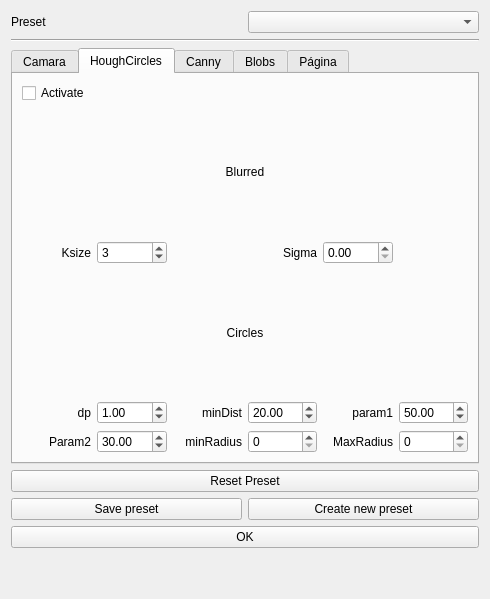
This is src/main/python/UI/video_config.ui in Debaq/Fullaxis as Qt 5 draws it before an edit. The edited form follows.
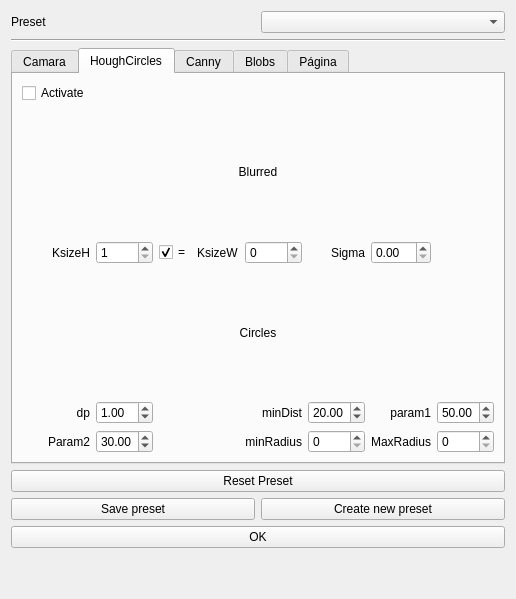
This is the edited form.

The edit to the form file:
```diff
--- a/src/main/python/UI/video_config.ui
+++ b/src/main/python/UI/video_config.ui
@@ -335,72 +335,6 @@
        <string>HoughCircles</string>
       </attribute>
       <layout class="QGridLayout" name="gridLayout">
-       <item row="4" column="2">
-        <widget class="QDoubleSpinBox" name="sb_dp_hough">
-         <property name="minimum">
-          <double>0.100000000000000</double>
-         </property>
-         <property name="singleStep">
-          <double>0.100000000000000</double>
-         </property>
-         <property name="value">
-          <double>1.000000000000000</double>
-         </property>
-        </widget>
-       </item>
-       <item row="2" column="4">
-        <widget class="QLabel" name="label_14">
-         <property name="text">
-          <string>Sigma</string>
-         </property>
-         <property name="alignment">
-          <set>Qt::AlignRight|Qt::AlignTrailing|Qt::AlignVCenter</set>
-         </property>
-        </widget>
-       </item>
-       <item row="5" column="2">
-        <widget class="QDoubleSpinBox" name="sb_param2_hough">
-         <property name="minimum">
-          <double>0.100000000000000</double>
-         </property>
-         <property name="singleStep">
-          <double>0.100000000000000</double>
-         </property>
-         <property name="value">
-          <double>30.000000000000000</double>
-         </property>
-        </widget>
-       </item>
-       <item row="5" column="1">
-        <widget class="QLabel" name="label_18">
-         <property name="text">
-          <string>Param2</string>
-         </property>
-         <property name="alignment">
-          <set>Qt::AlignRight|Qt::AlignTrailing|Qt::AlignVCenter</set>
-         </property>
-        </widget>
-       </item>
-       <item row="4" column="1">
-        <widget class="QLabel" name="label_15">
-         <property name="text">
-          <string>dp</string>
-         </property>
-         <property name="alignment">
-          <set>Qt::AlignRight|Qt::AlignTrailing|Qt::AlignVCenter</set>
-         </property>
-        </widget>
-       </item>
-       <item row="2" column="1">
-        <widget class="QLabel" name="label_13">
-         <property name="text">
-          <string>Ksize</string>
-         </property>
-         <property name="alignment">
-          <set>Qt::AlignRight|Qt::AlignTrailing|Qt::AlignVCenter</set>
-         </property>
-        </widget>
-       </item>
        <item row="0" column="1">
         <widget class="QCheckBox" name="checkBox">
          <property name="text">
@@ -408,23 +342,7 @@
          </property>
         </widget>
        </item>
-       <item row="2" column="2">
-        <widget class="QSpinBox" name="sb_ksize_hough">
-         <property name="minimum">
-          <number>1</number>
-         </property>
-         <property name="singleStep">
-          <number>2</number>
-         </property>
-         <property name="stepType">
-          <enum>QAbstractSpinBox::DefaultStepType</enum>
-         </property>
-         <property name="value">
-          <number>3</number>
-         </property>
-        </widget>
-       </item>
-       <item row="4" column="3">
+       <item row="4" column="5">
         <widget class="QLabel" name="label_16">
          <property name="text">
           <string>minDist</string>
@@ -434,33 +352,7 @@
          </property>
         </widget>
        </item>
-       <item row="5" column="3">
-        <widget class="QLabel" name="label_19">
-         <property name="text">
-          <string>minRadius</string>
-         </property>
-         <property name="alignment">
-          <set>Qt::AlignRight|Qt::AlignTrailing|Qt::AlignVCenter</set>
-         </property>
-        </widget>
-       </item>
-       <item row="4" column="4">
-        <widget class="QDoubleSpinBox" name="sb_mindist_hough">
-         <property name="minimum">
-          <double>0.100000000000000</double>
-         </property>
-         <property name="singleStep">
-          <double>0.100000000000000</double>
-         </property>
-         <property name="value">
-          <double>20.000000000000000</double>
-         </property>
-        </widget>
-       </item>
-       <item row="5" column="4">
-        <widget class="QSpinBox" name="sb_minrad_hough"/>
-       </item>
-       <item row="4" column="5">
+       <item row="4" column="7">
         <widget class="QLabel" name="label_17">
          <property name="text">
           <string>param1</string>
@@ -471,16 +363,26 @@
         </widget>
        </item>
        <item row="5" column="5">
-        <widget class="QLabel" name="label_20">
+        <widget class="QLabel" name="label_19">
          <property name="text">
-          <string>MaxRadius</string>
+          <string>minRadius</string>
          </property>
          <property name="alignment">
           <set>Qt::AlignRight|Qt::AlignTrailing|Qt::AlignVCenter</set>
          </property>
         </widget>
        </item>
-       <item row="4" column="6">
+       <item row="2" column="3">
+        <widget class="QCheckBox" name="cb_ksize_equals">
+         <property name="text">
+          <string>=</string>
+         </property>
+         <property name="checked">
+          <bool>true</bool>
+         </property>
+        </widget>
+       </item>
+       <item row="4" column="8">
         <widget class="QDoubleSpinBox" name="sb_param1_hough">
          <property name="minimum">
           <double>0.100000000000000</double>
@@ -493,10 +395,89 @@
          </property>
         </widget>
        </item>
-       <item row="5" column="6">
+       <item row="5" column="8">
         <widget class="QSpinBox" name="sb_maxrad_hough"/>
        </item>
-       <item row="3" column="1" colspan="6">
+       <item row="2" column="5">
+        <widget class="QSpinBox" name="sb_ksizew_hough"/>
+       </item>
+       <item row="2" column="1">
+        <widget class="QLabel" name="label_13">
+         <property name="text">
+          <string>KsizeH</string>
+         </property>
+         <property name="alignment">
+          <set>Qt::AlignRight|Qt::AlignTrailing|Qt::AlignVCenter</set>
+         </property>
+        </widget>
+       </item>
+       <item row="2" column="6">
+        <widget class="QLabel" name="label_14">
+         <property name="text">
+          <string>Sigma</string>
+         </property>
+         <property name="alignment">
+          <set>Qt::AlignRight|Qt::AlignTrailing|Qt::AlignVCenter</set>
+         </property>
+        </widget>
+       </item>
+       <item row="2" column="4">
+        <widget class="QLabel" name="label_21">
+         <property name="text">
+          <string>KsizeW</string>
+         </property>
+        </widget>
+       </item>
+       <item row="5" column="1">
+        <widget class="QLabel" name="label_18">
+         <property name="text">
+          <string>Param2</string>
+         </property>
+         <property name="alignment">
+          <set>Qt::AlignRight|Qt::AlignTrailing|Qt::AlignVCenter</set>
+         </property>
+        </widget>
+       </item>
+       <item row="5" column="2">
+        <widget class="QDoubleSpinBox" name="sb_param2_hough">
+         <property name="minimum">
+          <double>0.100000000000000</double>
+         </property>
+         <property name="singleStep">
+          <double>0.100000000000000</double>
+         </property>
+         <property name="value">
+          <double>30.000000000000000</double>
+         </property>
+        </widget>
+       </item>
+       <item row="4" column="6">
+        <widget class="QDoubleSpinBox" name="sb_mindist_hough">
+         <property name="minimum">
+          <double>0.100000000000000</double>
+         </property>
+         <property name="singleStep">
+          <double>0.100000000000000</double>
+         </property>
+         <property name="value">
+          <double>20.000000000000000</double>
+         </property>
+        </widget>
+       </item>
+       <item row="4" column="2">
+        <widget class="QDoubleSpinBox" name="sb_dp_hough">
+         <property name="minimum">
+          <double>0.100000000000000</double>
+         </property>
+         <property name="singleStep">
+          <double>0.100000000000000</double>
+         </property>
+         <property name="value">
+          <double>1.000000000000000</double>
+         </property>
+        </widget>
+       </item>
+       <item row="3" column="1" colspan="8">
         <widget class="QLabel" name="label_12">
          <property name="text">
           <string>Circles</string>
@@ -506,7 +487,53 @@
          </property>
         </widget>
        </item>
-       <item row="1" column="1" colspan="6">
+       <item row="2" column="2">
+        <widget class="QSpinBox" name="sb_ksizeh_hough">
+         <property name="minimum">
+          <number>1</number>
+         </property>
+         <property name="singleStep">
+          <number>1</number>
+         </property>
+         <property name="stepType">
+          <enum>QAbstractSpinBox::DefaultStepType</enum>
+         </property>
+         <property name="value">
+          <number>1</number>
+         </property>
+        </widget>
+       </item>
+       <item row="4" column="1">
+        <widget class="QLabel" name="label_15">
+         <property name="text">
+          <string>dp</string>
+         </property>
+         <property name="alignment">
+          <set>Qt::AlignRight|Qt::AlignTrailing|Qt::AlignVCenter</set>
+         </property>
+        </widget>
+       </item>
+       <item row="5" column="6">
+        <widget class="QSpinBox" name="sb_minrad_hough"/>
+       </item>
+       <item row="2" column="7">
+        <widget class="QDoubleSpinBox" name="sb_sigma_hough">
+         <property name="singleStep">
+          <double>0.100000000000000</double>
+         </property>
+        </widget>
+       </item>
+       <item row="5" column="7">
+        <widget class="QLabel" name="label_20">
+         <property name="text">
+          <string>MaxRadius</string>
+         </property>
+         <property name="alignment">
+          <set>Qt::AlignRight|Qt::AlignTrailing|Qt::AlignVCenter</set>
+         </property>
+        </widget>
+       </item>
+       <item row="1" column="1" colspan="8">
         <widget class="QLabel" name="label_9">
          <property name="text">
           <string>Blurred</string>
@@ -516,13 +543,6 @@
          </property>
         </widget>
        </item>
-       <item row="2" column="5">
-        <widget class="QDoubleSpinBox" name="sb_sigma_hough">
-         <property name="singleStep">
-          <double>0.100000000000000</double>
-         </property>
-        </widget>
-       </item>
       </layout>
      </widget>
      <widget class="QWidget" name="Canny">
```
Left out of the diff: 32 changed lines with no effect on the pictures.
